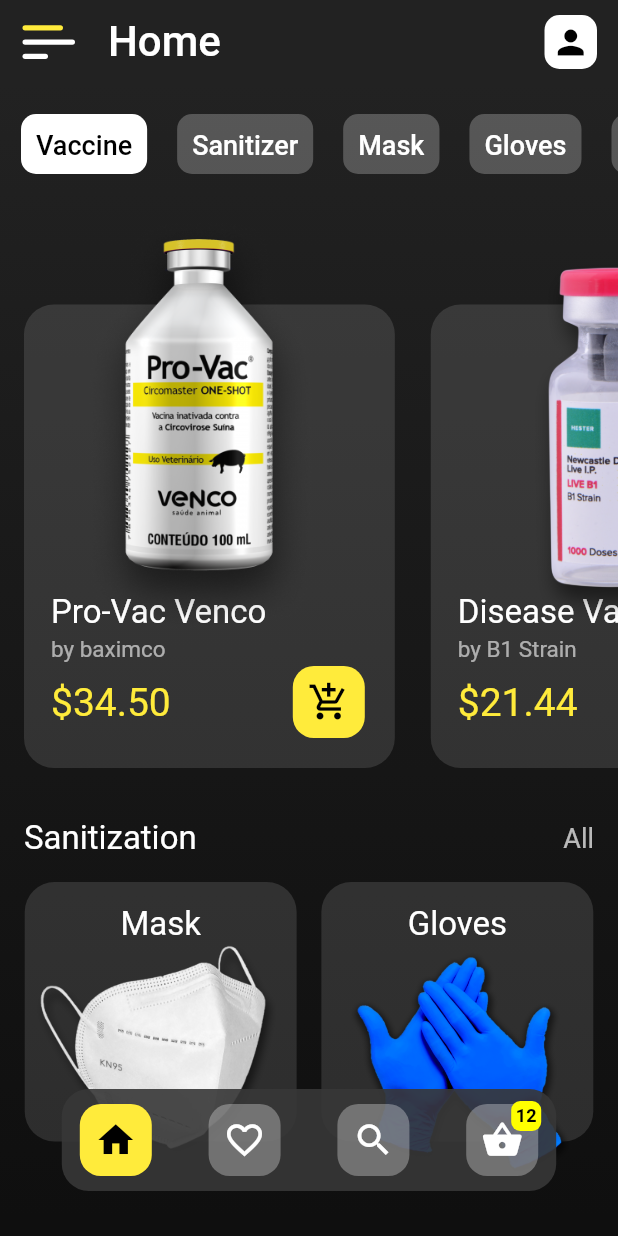
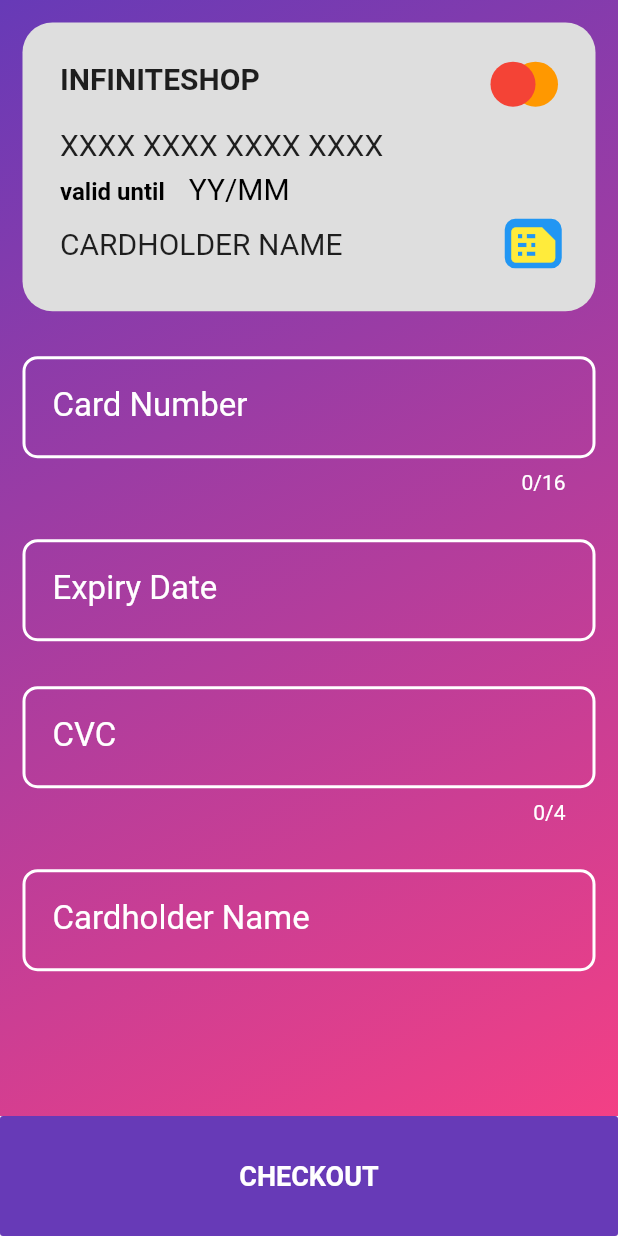
Before and after one commit to kavienanj/flutter-ui-collection, a Flutter app: the screen it shows after launch, on a phone screen of 412 x 824 dp. Run offline on Flutter 3.47's test engine with Material 2 defaults, Android fonts, the phone set to English and light mode, and no system bars.

Commit message:
Week 4 UI completed

```diff
--- a/lib/main.dart
+++ b/lib/main.dart
@@ -1,5 +1,5 @@
 import 'package:flutter/material.dart';
-import 'package:ui_challege/week_3/main_app.dart';
+import 'package:ui_challege/week_4/main_app.dart';
 
 void main() {
   runApp(MainApp());
--- /dev/null
+++ b/lib/week_4/main_app.dart
@@ -0,0 +1,215 @@
+import 'package:flutter/cupertino.dart';
+import 'package:flutter/material.dart';
+import 'package:ui_challege/week_4/screens.dart';
+import 'package:ui_challege/week_4/widgets.dart';
+
+class MainApp extends StatelessWidget {
+  const MainApp({Key key}) : super(key: key);
+
+  @override
+  Widget build(BuildContext context) {
+    return MaterialApp(
+      title: "Week 4",
+      debugShowCheckedModeBanner: false,
+      home: MainScreen(),
+      theme: ThemeData(accentColor: Colors.white, primaryColor: Colors.white),
+    );
+  }
+}
+
+class MainScreen extends StatefulWidget {
+  const MainScreen({Key key}) : super(key: key);
+
+  @override
+  _MainScreenState createState() => _MainScreenState();
+}
+
+class _MainScreenState extends State<MainScreen> with SingleTickerProviderStateMixin {
+  final _cardnumController = TextEditingController();
+  final _expiryController = TextEditingController();
+  final _cvcController = TextEditingController();
+  final _nameController = TextEditingController();
+  AnimationController _animationController;
+  Animation<double> _rotationAnimation;
+  var _cardNumber = "XXXX XXXX XXXX XXXX";
+  var _cardCVC = "XXXX";
+  var _cardExpiry = "YY/MM";
+  var _cardHolder = "CARDHOLDER NAME";
+
+  @override
+  void initState() {
+    super.initState();
+    _cardnumController.addListener(_setCardNumber);
+    _cvcController.addListener(_setCVC);
+    _nameController.addListener(_setCardHolder);
+    _animationController = AnimationController(
+      vsync: this, duration: Duration(milliseconds: 1500),
+    );
+    _rotationAnimation = Tween<double>(begin: 0.0, end: 1.0).animate(
+      CurvedAnimation(
+        curve: Curves.easeOutBack,
+        reverseCurve: Curves.easeInBack,
+        parent: _animationController,
+      ),
+    );
+    _animationController.addListener(() => setState((){}));
+  }
+
+  void _turnCardBack() {
+    if (_animationController.value != 0.0) _animationController.reverse();
+  }
+
+  void _setExpiryDate() {
+    _turnCardBack();
+    showModalBottomSheet(
+      context: context,
+      builder: (context) {
+        return Container(
+          color: Colors.white,
+          height: MediaQuery.of(context).size.height/3,
+          width: double.infinity,
+          child: Column(
+            children: <Widget>[
+              Flexible(
+                flex: 1,
+                child: Row(
+                  mainAxisAlignment: MainAxisAlignment.spaceBetween,
+                  children: <Widget>[
+                    Text("Close", style: TextStyle(fontSize: 18, color: Colors.red)),
+                    Text("Done", style: TextStyle(fontSize: 18, color: Colors.blueAccent)),
+                  ].map((child) => FlatButton(
+                      child: child,
+                      onPressed: () => Navigator.of(context).pop(),
+                      splashColor: Colors.transparent,
+                      highlightColor: Colors.grey[100],
+                    ),
+                  ).toList(),
+                ),
+              ),
+              Flexible(
+                flex: 5,
+                child: CupertinoDatePicker(
+                  initialDateTime: DateTime.now(),
+                  minimumYear: DateTime.now().year,
+                  onDateTimeChanged: (DateTime newDate) {
+                    setState(() {
+                     _expiryController.text = "${newDate.month}/${newDate.year.toString().substring(2)}";
+                     _cardExpiry = _expiryController.text;
+                    });
+                  },
+                  mode: CupertinoDatePickerMode.date,
+                ),
+              ),
+            ],
+          ),
+        );
+      }
+    );
+  }
+
+  void _setCardHolder() {
+    _turnCardBack();
+    setState(() {
+      _cardHolder = _nameController.text.length == 0 ? "CARDHOLDER NAME": _nameController.text;
+    });
+  }
+
+  void _setCVC() {
+    if (_animationController.value == 0.0) {
+      _animationController.forward();
+    }
+    setState(() {
+      _cardCVC = _cvcController.text.padRight(4, "X").substring(0, 4);
+    });
+  }
+
+  void _setCardNumber() {
+    _turnCardBack();
+    setState(() {
+      final _text = _cardnumController.text.padRight(16, "X").substring(0, 16);
+      _cardNumber = "${_text.substring(0, 4)} ${_text.substring(4, 8)} ${_text.substring(8, 12)} ${_text.substring(12, 16)}";
+    });
+  }
+
+  @override
+  void dispose() {
+    _cardnumController.dispose();
+    _expiryController.dispose();
+    _cvcController.dispose();
+    _nameController.dispose();
+    _animationController.dispose();
+    super.dispose();
+  }
+
+  @override
+  Widget build(BuildContext context) {
+    return Scaffold(
+      resizeToAvoidBottomPadding: true,
+      body: Container(
+        height: double.infinity,
+        width: double.infinity,
+        decoration: BoxDecoration(
+          gradient: LinearGradient(
+            colors: [
+              Colors.deepPurple,
+              Colors.pinkAccent
+            ],
+            begin: Alignment.topLeft,
+            end: Alignment.bottomRight,
+          )
+        ),
+        child: SafeArea(
+          child: Column(
+            children: <Widget>[
+              Container(
+                height: MediaQuery.of(context).size.height*0.27,
+                child: CreditCard(
+                  cardNumber: _cardNumber,
+                  cardExpiry: _cardExpiry,
+                  cardHolder: _cardHolder,
+                  cardCVC: _cardCVC,
+                  turnRatio: _rotationAnimation.value,
+                ),
+              ),
+              Expanded(
+                child: ListView(
+                  children: [
+                    CardNumberField(controller: _cardnumController, charLength: _cardnumController.text.length),
+                    ExpiryField(controller: _expiryController, onTap: _setExpiryDate),
+                    CVCField(controller: _cvcController, charLength: _cvcController.text.length),
+                    NameField(controller: _nameController),
+                    SizedBox(height: MediaQuery.of(context).size.height*0.1),
+                  ],
+                ),
+              ),
+            ],
+          ),
+        ),
+      ),
+      bottomSheet: Container(
+        width: double.infinity,
+        height: 80,
+        child: FlatButton(
+          child: Text(
+            "CHECKOUT",
+            style: TextStyle(
+              color: Colors.white,
+              fontWeight: FontWeight.bold,
+              fontSize: 18,
+            ),
+          ),
+          onPressed: () => Navigator.of(context).push(
+            PageRouteBuilder(
+              pageBuilder: (_, __, ___) => CheckoutSuccess(),
+              transitionsBuilder: (_, animation, __, child) => ClipRRect(
+                borderRadius: BorderRadius.circular((1-animation.value)*400),
+                child: child,
+              ),
+            ),
+          ),
+          color: Colors.deepPurple,
+        ),
+      ),
+    );
+  }
+}
--- /dev/null
+++ b/lib/week_4/widgets.dart
@@ -0,0 +1,270 @@
+import 'package:flutter/material.dart';
+
+class CreditCard extends StatelessWidget {
+  final String cardNumber;
+  final String cardExpiry;
+  final String cardHolder;
+  final String cardCVC;
+  final double turnRatio;
+  const CreditCard({
+    this.cardNumber,
+    this.cardExpiry,
+    this.cardHolder,
+    this.cardCVC,
+    this.turnRatio,
+    Key key,
+  }) : super(key: key);
+
+  @override
+  Widget build(BuildContext context) {
+    const pi = 3.14;
+    return IndexedStack(
+      index: turnRatio >= 0.5 ? 0: 1,
+      sizing: StackFit.expand,
+      children: <Widget>[
+        Transform(
+          transform: Matrix4.identity()
+          ..setEntry(3, 2, 0.001)
+          ..rotateY(pi*(1-turnRatio)),
+          alignment: FractionalOffset.center,
+          child: Container(
+            decoration: BoxDecoration(
+              color: Color(0xFFDEDEDE),
+              borderRadius: BorderRadius.circular(20),
+            ),
+            margin: const EdgeInsets.all(15),
+            child: Stack(
+              children: [
+                Align(
+                  alignment: Alignment.topCenter,
+                  child: Container(
+                    margin: const EdgeInsets.only(top: 20),
+                    width: double.infinity,
+                    height: 35,
+                    color: Color(0xFF323232),
+                  ),
+                ),
+                Align(
+                  alignment: Alignment.center,
+                  child: Container(
+                    margin: const EdgeInsets.only(top: 20),
+                    width: double.infinity,
+                    height: 45,
+                    color: Colors.white,
+                  ),
+                ),
+                Align(
+                  child: Container(
+                    alignment: Alignment.centerRight,
+                    margin: const EdgeInsets.only(top: 20, right: 20),
+                    width: double.infinity,
+                    child: Text("$cardCVC", style: TextStyle(color: Colors.black, fontSize: 20)),
+                  ),
+                ),
+                Align(
+                  alignment: Alignment.center,
+                  child: Container(
+                    margin: const EdgeInsets.only(top: 20, right: 100),
+                    width: double.infinity,
+                    height: 60,
+                    color: Colors.grey,
+                  ),
+                ),
+                Align(
+                  alignment: Alignment.bottomLeft,
+                  child: Transform.rotate(
+                    angle: 3.14/2,
+                    child: Container(
+                      height: 38,
+                      width: 33,
+                      margin: const EdgeInsets.symmetric(horizontal: 20, vertical: 10),
+                      decoration: BoxDecoration(
+                        color: Colors.blue,
+                        borderRadius: BorderRadius.circular(7),
+                      ),
+                      child: Icon(
+                        Icons.sim_card,
+                        color: Colors.yellow,
+                        size: 35,
+                      ),
+                    ),
+                  ),
+                ),
+              ],
+            ),
+          ),
+        ),
+        Transform(
+          transform: Matrix4.identity()
+          ..setEntry(3, 2, 0.001)
+          ..rotateY(-pi*turnRatio),
+          alignment: FractionalOffset.center,
+          child: Container(
+            decoration: BoxDecoration(
+              color: Color(0xFFDEDEDE),
+              borderRadius: BorderRadius.circular(20),
+            ),
+            margin: const EdgeInsets.all(15),
+            padding: const EdgeInsets.symmetric(horizontal: 25, vertical: 20),
+            child: Column(
+              mainAxisAlignment: MainAxisAlignment.spaceEvenly,
+              crossAxisAlignment: CrossAxisAlignment.start,
+              children: [
+                Row(
+                  mainAxisAlignment: MainAxisAlignment.spaceBetween,
+                  crossAxisAlignment: CrossAxisAlignment.start,
+                  children: [
+                    Text("INFINITESHOP", style: TextStyle(fontWeight: FontWeight.bold, fontSize: 20)),
+                    Stack(
+                      children: [
+                        Container(
+                          margin: const EdgeInsets.only(left: 15, bottom: 8),
+                          height: 30,
+                          width: 30,
+                          decoration: BoxDecoration(
+                            color: Colors.orange,
+                            borderRadius: BorderRadius.circular(30),
+                          ),
+                        ),
+                        Container(
+                          height: 30,
+                          width: 30,
+                          decoration: BoxDecoration(
+                            color: Colors.red,
+                            borderRadius: BorderRadius.circular(30),
+                          ),
+                        ),
+                      ],
+                    ),
+                  ],
+                ),
+                Text(cardNumber, style: TextStyle(fontSize: 20)),
+                RichText(
+                  text: TextSpan(
+                    style: TextStyle(color: Colors.black),
+                    children: [
+                      TextSpan(text: "valid until\t\t\t\t", style: TextStyle(fontSize: 16, fontWeight: FontWeight.w600)),
+                      TextSpan(text: cardExpiry, style: TextStyle(fontSize: 20)),
+                    ],
+                  ),
+                ),
+                Row(
+                  mainAxisAlignment: MainAxisAlignment.spaceBetween,
+                  children: [
+                    Text(cardHolder, style: TextStyle(fontSize: 20)),
+                    Transform.rotate(
+                      angle: 3.14/2,
+                      child: Container(
+                        height: 38,
+                        width: 33,
+                        decoration: BoxDecoration(
+                          color: Colors.blue,
+                          borderRadius: BorderRadius.circular(7),
+                        ),
+                        child: Icon(
+                          Icons.sim_card,
+                          color: Colors.yellow,
+                          size: 35,
+                        ),
+                      ),
+                    ),
+                  ],
+                ),
+              ],
+            ),
+          ),
+        ),
+      ],
+    );
+  }
+}
+
+class CustomTextField extends StatelessWidget {
+  final String labelText;
+  final String hintText;
+  final String counterText;
+  final TextEditingController textController;
+  final void Function() onTap;
+  const CustomTextField({
+    this.hintText,
+    this.labelText,
+    this.counterText,
+    this.textController,
+    this.onTap,
+    Key key,
+  }) : super(key: key);
+
+  @override
+  Widget build(BuildContext context) {
+    return Padding(
+      padding: const EdgeInsets.all(15),
+      child: TextField(
+        readOnly: onTap != null,
+        onTap: onTap,
+        controller: textController,
+        decoration: InputDecoration(
+          counterText: counterText,
+          counterStyle: TextStyle(color: Colors.white, fontSize: 14),
+          labelText: labelText,
+          labelStyle: TextStyle(color: Colors.white, fontSize: 22),
+          border: OutlineInputBorder(
+            borderRadius: const BorderRadius.all(
+              const Radius.circular(10.0),
+            ),
+            borderSide: const BorderSide(color: Colors.white, width: 2),
+          ),
+          hintText: hintText,
+          hintStyle: TextStyle(color: Colors.white54),
+          contentPadding: EdgeInsets.all(20),
+          enabledBorder: OutlineInputBorder(
+            borderRadius: const BorderRadius.all(
+              const Radius.circular(10.0),
+            ),
+            borderSide: const BorderSide(color: Colors.white, width: 2),
+          ),
+        ),
+        cursorColor: Colors.white,
+        style: TextStyle(fontSize: 24, color: Colors.white),
+      ),
+    );
+  }
+}
+
+class CardNumberField extends CustomTextField {
+  const CardNumberField({TextEditingController controller, int charLength, Key key}): super(
+    labelText: "Card Number",
+    hintText: "XXXX XXXX XXXX XXXX",
+    counterText: "$charLength/16",
+    textController: controller,
+    key: key,
+  );
+}
+
+class ExpiryField extends CustomTextField {
+  const ExpiryField({TextEditingController controller, void Function() onTap, Key key}): super(
+    labelText: "Expiry Date",
+    hintText: "MM/DD",
+    textController: controller,
+    onTap: onTap,
+    key: key,
+  );
+}
+
+class CVCField extends CustomTextField {
+  const CVCField({TextEditingController controller, int charLength, Key key}): super(
+    labelText: "CVC",
+    hintText: "XXXX",
+    counterText: "$charLength/4",
+    textController: controller,
+    key: key,
+  );
+}
+
+class NameField extends CustomTextField {
+  const NameField({TextEditingController controller, Key key}): super(
+    labelText: "Cardholder Name",
+    hintText: "Name",
+    textController: controller,
+    key: key,
+  );
+}
```
Also changed, not shown: lib/week_4/screens.dart (added, +89 -0 lines).
